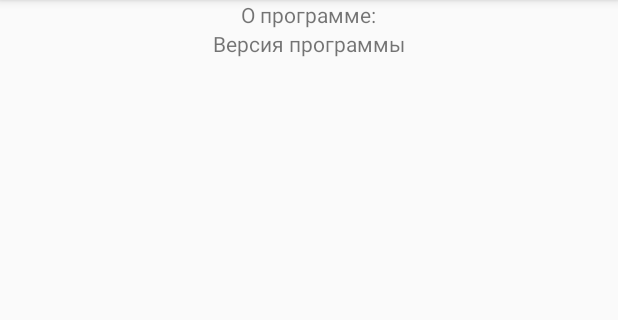
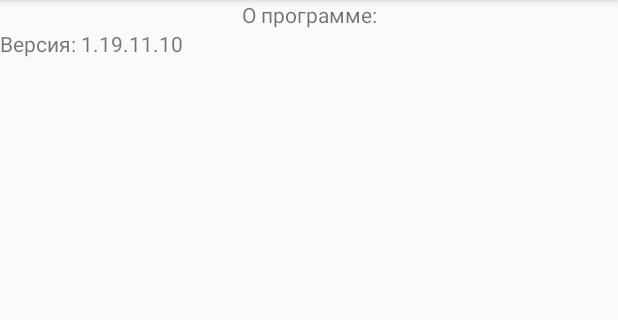
Before and after one commit to skca-ru/NY2016_YEK, an Android app: the screen it shows after launch (About), in the options menu, after a tap on "O...", on a phone screen of 412 x 824 dp, the part 84-404 px from its top. Run offline under Robolectric (Android 15) with nearby library versions, the phone set to English and light mode, and no system bars.

Commit message:
10/11/2019

```diff
--- a/app/build.gradle
+++ b/app/build.gradle
@@ -9,8 +9,8 @@ android {
         applicationId "ru.kev.ny2016.ny2016_yek"
         minSdkVersion 19
         targetSdkVersion 26
-        versionCode 20191002
-        versionName "1.19.10.02"
+        versionCode 20191110
+        versionName "1.19.11.10"
         //signingConfig signingConfigs.config
     }
     buildTypes {
--- a/app/src/main/java/ru/kev/ny2016/ny2016_yek/About.java
+++ b/app/src/main/java/ru/kev/ny2016/ny2016_yek/About.java
@@ -2,16 +2,20 @@ package ru.kev.ny2016.ny2016_yek;
 
 import android.support.v7.app.AppCompatActivity;
 import android.os.Bundle;
+import android.widget.TextView;
 
 public class About extends AppCompatActivity {
-    private  TextView tvVersion;
+    TextView tvVersion;
     @Override
     protected void onCreate(Bundle savedInstanceState) {
 
 
-        String versionName = BuildConfig.VERSION_NAME;
+        String versionName ="Версия: " +  BuildConfig.VERSION_NAME;
 
         super.onCreate(savedInstanceState);
         setContentView(R.layout.activity_about);
+        tvVersion = (TextView) findViewById(R.id.idVersion);
+        tvVersion.setText(versionName);
+
     }
 }
--- a/app/src/main/res/layout/activity_about.xml
+++ b/app/src/main/res/layout/activity_about.xml
@@ -7,15 +7,16 @@
 <LinearLayout
     android:layout_width="match_parent"
     android:layout_height="match_parent"
-    android:gravity="top|center"
+    android:gravity="top"
     android:orientation = "vertical">
+
     <TextView
         android:id="@+id/textView2"
-        android:layout_width="wrap_content"
+        android:layout_width="match_parent"
         android:layout_height="wrap_content"
+        android:gravity="center_horizontal"
         android:text="@string/AboutO"
-        android:visibility="visible"
-       />
+        android:visibility="visible" />
 
     <TextView
         android:id="@+id/idVersion"
--- a/app/src/main/res/menu/mainmenu.xml
+++ b/app/src/main/res/menu/mainmenu.xml
@@ -4,14 +4,16 @@
     xmlns:android="http://schemas.android.com/apk/res/android">
 
     <item
-        android:title="@string/MusicStop"
-        android:id="@+id/MusicPlay" />
+        android:id="@+id/Menu_MusicPlay"
+        android:title="@string/Menu_MusicPlay" />
     <item
-        android:id="@+id/SlideShow"
+        android:id="@+id/Menu_SlideShow"
         android:checkable="true"
-        android:title="@string/SlideShow" />
+        android:title="@string/Menu_SlideShow" />
+    <item    android:id="@+id/custom"
+        android:title="@string/Menu_Custom"/>
     <item
-        android:id="@+id/About"
-        android:title="@string/About" />
+        android:id="@+id/Menu_About"
+        android:title="@string/Menu_About"/>
 
 </menu>
--- a/app/src/main/res/values/strings.xml
+++ b/app/src/main/res/values/strings.xml
@@ -1,17 +1,20 @@
 <resources>
     <string name="app_name">Hi...(2019 еще)</string>
 
-    андроид студио git
+
     <string name="Next_Button">></string>
-    андроид студио git
     <string name="Prev_Button">&lt;</string>
 
     <string name="HappyNY">С Новым Годом!!!</string>
     <string name="Next_Button_land">Следующий<br />(Next)</string>
-    <string name="MusicPlay">Играть музыку</string>
-    <string name="MusicStop">Остановить музыку</string>
-    <string name="SlideShow">Слайд-шоу</string>
-    <string name="About">O...</string>
     <string name="AboutO">О программе:</string>
     <string name="Version">Версия программы</string>
+
+
+    <string name="Menu_MusicPlay">Музыка</string>
+    <string name="Menu_MusicStop">Остановить музыку</string>
+    <string name="Menu_SlideShow">Слайд-шоу</string>
+    <string name="Menu_About">O...</string>
+    <string name="Menu_Custom">Настройки</string>
+
 </resources>
```
Also changed, not shown: app/src/main/java/ru/kev/ny2016/ny2016_yek/YEK.java (+5 -5 lines), app/src/main/res/layout-land/activity_yek.xml (+9 -9 lines).
